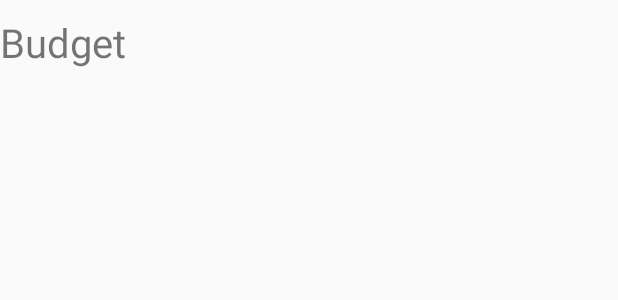
After one commit to noahsibai/pennypincher, an Android app: the layout fragment_budget.xml on its own in the app's theme, with its tools: preview values and no code run, on a phone screen of 412 x 824 dp. The commit adds this screen. Shown: the top 300 px of the screen. Run offline under Robolectric (Android 15) with nearby library versions, the phone set to English and light mode, and no system bars.

Commit message:
Fixed issues with colors and manifest. Added budgets mainfest.

```diff
--- a/app/src/main/AndroidManifest.xml
+++ b/app/src/main/AndroidManifest.xml
@@ -29,6 +29,7 @@
             android:label="@string/title_activity_main"
             android:theme="@style/AppTheme.NoActionBar"></activity>
         <activity android:name=".Form"></activity>
+        <activity android:name=".FullscreenActivity"></activity>
     </application>
 
 </manifest>
--- /dev/null
+++ b/app/src/main/res/layout/fragment_budget.xml
@@ -0,0 +1,24 @@
+<FrameLayout xmlns:android="http://schemas.android.com/apk/res/android"
+    xmlns:tools="http://schemas.android.com/tools"
+    android:layout_width="match_parent"
+    android:layout_height="match_parent"
+    tools:context="pennypincher.cps496.cmich.edu.pennypincher.BudgetFragment">
+
+    <!-- TODO: Update blank fragment layout -->
+    <RelativeLayout
+        android:layout_marginTop="10dp"
+        android:layout_width="match_parent"
+        android:layout_height="match_parent">
+
+        <TextView
+            android:id="@+id/text"
+            android:layout_width="wrap_content"
+            android:layout_height="wrap_content"
+            android:text="Budget"
+            android:textSize="12pt" />
+
+
+
+    </RelativeLayout>
+
+</FrameLayout>
--- a/app/src/main/res/values/colors.xml
+++ b/app/src/main/res/values/colors.xml
@@ -1,7 +1,8 @@
-<?xml version="1.0" encoding="utf-8"?>
 <resources>
-    <color name="colorPrimary">#3F51B5</color>
-    <color name="colorPrimaryDark">#303F9F</color>
-    <color name="colorAccent">#303F9F</color>
-    <color name="splashBackground">#444440</color>
+    <color name="colorPrimary">#26cc42</color>
+    <color name="colorPrimaryDark">#66865b</color>
+    <color name="colorAccent">#183e18</color>
+    <color name="colorIcon">#66865b</color>
+    <color name="splashBackground">#92fcca</color>
+    <color name="black_overlay">#66000000</color>
 </resources>
--- a/app/src/main/res/values/strings.xml
+++ b/app/src/main/res/values/strings.xml
@@ -21,4 +21,7 @@
     <string name="title_activity_fullscreen">FullscreenActivity</string>
     <string name="dummy_button">Dummy Button</string>
     <string name="dummy_content">DUMMY\nCONTENT</string>
+
+    <!-- TODO: Remove or change this placeholder text -->
+    <string name="hello_blank_fragment">Hello blank fragment</string>
 </resources>
--- a/build.gradle
+++ b/build.gradle
@@ -7,7 +7,7 @@ buildscript {
         jcenter()
     }
     dependencies {
-        classpath 'com.android.tools.build:gradle:3.0.0'
+        classpath 'com.android.tools.build:gradle:3.0.1'
 
 
         // NOTE: Do not place your application dependencies here; they belong
```
Also changed, not shown: app/src/main/java/pennypincher/cps496/cmich/edu/pennypincher/BudgetFragment.java (added, +105 -0 lines), app/src/main/java/pennypincher/cps496/cmich/edu/pennypincher/MainActivity.java (+5 -2 lines).
